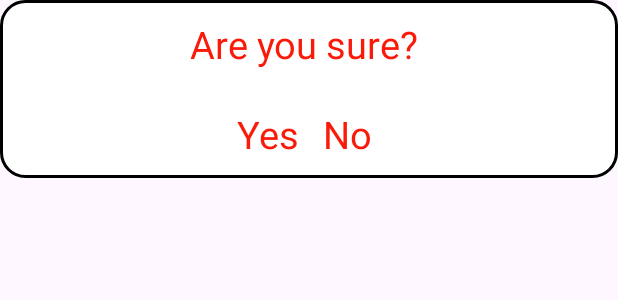
After one commit to duynguyen199/FrenchTeachAndroidApp, an Android app: the layout dialog_del.xml on its own in the app's theme, with its tools: preview values and no code run, on a phone screen of 412 x 824 dp. The commit adds this screen. Shown: the top 300 px of the screen. Run offline under Robolectric (Android 15) with nearby library versions, the phone set to English and light mode, and no system bars.

Commit message:
dogList add and delete dialog

```diff
--- a/RecycleView/app/src/main/java/com/example/recycleview/OnListenerClickItem.java
+++ b/RecycleView/app/src/main/java/com/example/recycleview/OnListenerClickItem.java
@@ -4,4 +4,5 @@ public interface OnListenerClickItem {
     void onClick(int position);
 
     void onDelete(int position, Dog dog);
+
 }
--- a/RecycleView/app/src/main/res/layout/activity_main.xml
+++ b/RecycleView/app/src/main/res/layout/activity_main.xml
@@ -9,7 +9,9 @@
     <androidx.recyclerview.widget.RecyclerView
         android:id="@+id/recycleView"
         android:layout_width="match_parent"
-        android:layout_height="match_parent"/>
+        android:layout_height="match_parent"
+        app:layoutManager="androidx.recyclerview.widget.LinearLayoutManager"
+        app:spanCount="2"/>
     <ImageView
         android:id="@+id/imgAddOn"
         android:layout_width="50dp"
--- /dev/null
+++ b/RecycleView/app/src/main/res/layout/dialog_del.xml
@@ -0,0 +1,49 @@
+<?xml version="1.0" encoding="utf-8"?>
+<LinearLayout xmlns:android="http://schemas.android.com/apk/res/android"
+    android:layout_width="match_parent"
+    android:layout_height="wrap_content"
+    android:orientation="vertical"
+    android:gravity="center"
+    android:background="@drawable/bg_dialog"
+    android:paddingVertical="12dp">
+
+    <TextView
+        android:layout_width="wrap_content"
+        android:layout_height="wrap_content"
+        android:text="Are you sure? "
+        android:textSize="25dp"
+        android:layout_marginBottom="25dp"
+        android:textColor="@color/red"/>
+
+    <LinearLayout
+        android:layout_width="wrap_content"
+        android:layout_height="wrap_content">
+
+    <TextView
+        android:id="@+id/btnYes"
+        android:layout_width="wrap_content"
+        android:layout_height="wrap_content"
+        android:text="Yes "
+        android:textSize="25sp"
+        android:textColor="@color/red"
+        android:layout_marginRight="10dp"/>
+    <TextView
+        android:id="@+id/btnNo"
+        android:layout_width="wrap_content"
+        android:layout_height="wrap_content"
+        android:text="No "
+        android:textSize="25sp"
+        android:textColor="@color/red"/>
+
+
+    </LinearLayout>
+
+
+
+
+
+
+
+
+
+</LinearLayout>
--- a/RecycleView/app/src/main/res/values/colors.xml
+++ b/RecycleView/app/src/main/res/values/colors.xml
@@ -2,4 +2,5 @@
 <resources>
     <color name="black">#FF000000</color>
     <color name="white">#FFFFFFFF</color>
+    <color name="red">#FA1A09</color>
 </resources>
```
Also changed, not shown: RecycleView/app/src/main/java/com/example/recycleview/MainActivity.java (+55 -19 lines), RecycleView/app/src/main/java/com/example/recycleview/MyAdapter.java (+10 -5 lines).
